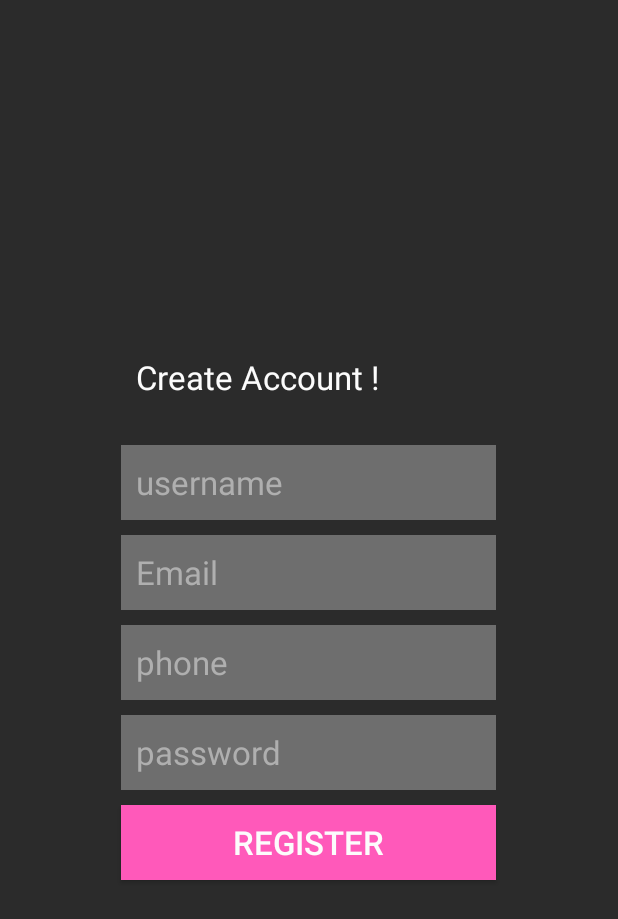
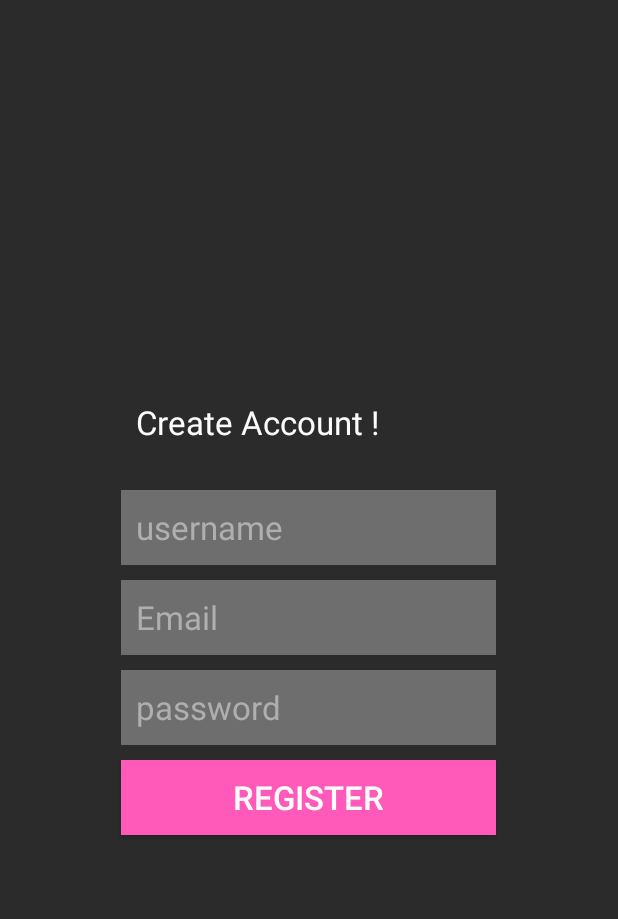
Before and after one commit to LowDeep/MovieLand, an Android app: the layout activity_inscription.xml on its own in the app's theme, with its tools: preview values and no code run, on a phone screen of 412 x 824 dp. Shown: the top 919 px of the screen. Run offline under Robolectric (Android 15) with nearby library versions, the phone set to English and light mode, and no system bars.

Commit message:
sql inscription

```diff
--- a/app/src/main/java/com/example/progmobileproject/Classes/Compte.java
+++ b/app/src/main/java/com/example/progmobileproject/Classes/Compte.java
@@ -120,11 +120,11 @@ public class Compte {
         return resu;
     }
 
-    public Cursor getOneCompte(String username, Context context){
+    public Cursor getOneCompte(String idC, Context context){
 
         LocalSQLiteOpenHelper helper = new LocalSQLiteOpenHelper((context));
         SQLiteDatabase db = helper.getReadableDatabase();
-        Cursor c = db.rawQuery("SELECT * FROM comptes where idC=" + username, null);
+        Cursor c = db.rawQuery("SELECT * FROM comptes where idC=" + idC, null);
         if(c!=null){
             System.out.println("cursor non null");
         }
--- a/app/src/main/res/layout/activity_inscription.xml
+++ b/app/src/main/res/layout/activity_inscription.xml
@@ -45,17 +45,6 @@
         android:textSize="22dp"
         android:inputType="textEmailAddress"/>
 
-    <EditText
-        android:layout_width="250dp"
-        android:layout_height="50dp"
-        android:id="@+id/Phone"
-        android:hint="phone"
-        android:paddingLeft="10dp"
-        android:layout_marginTop="10dp"
-        android:background="@color/colorGris"
-        android:textColorHint="@color/colorGrisClair"
-        android:textSize="22dp"
-        android:inputType="phone"/>
 
     <EditText
         android:layout_width="250dp"
```
